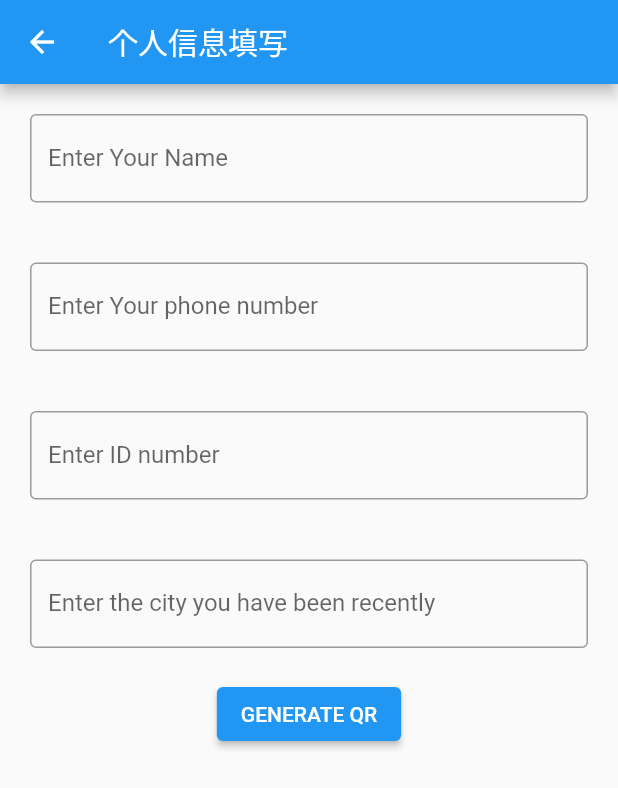
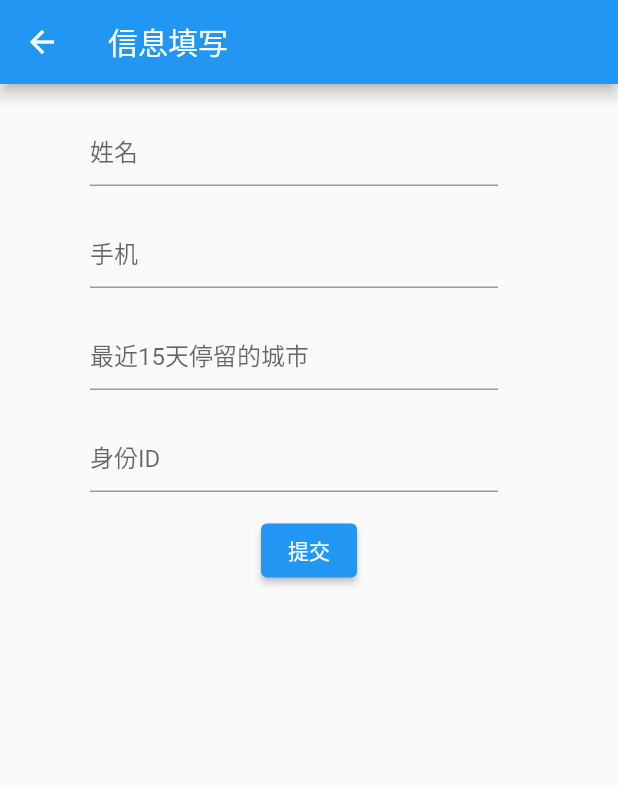
Before and after one commit to shwezhu/flutter-app, a Flutter app: the AddInformationPage screen opened directly, on a phone screen of 412 x 824 dp. Shown: the top 788 px of the screen. Run offline on Flutter 3.47's test engine with Material 2 defaults, Android fonts, the phone set to English and light mode, and no system bars; our stand-ins replace convex_bottom_bar; Roboto replaces fonts that are missing (MochiyPopPOne).

```diff
--- a/lib/main.dart
+++ b/lib/main.dart
@@ -1,8 +1,7 @@
 import 'package:convex_bottom_bar/convex_bottom_bar.dart';
 import 'package:flutter/material.dart';
-import 'page/covid.dart';
+import 'page/main/covid.dart';
 
-import 'data/http_utils.dart';
 void main() async {
   // ?where={\"name\":\"Jack\"}
   /*final visitors = await getVisitors("https://api.bmob.cn/1/classes/visitors_information");
@@ -10,7 +9,6 @@ void main() async {
     return;
   }
   print(visitors[3].name);*/
-
   runApp(const MyApp());
 }
 
--- a/lib/page/add_information.dart
+++ /dev/null
@@ -1,80 +0,0 @@
-import 'package:flutter/material.dart';
-import '../data/visitor.dart';
-
-class AddInformationPage extends StatefulWidget {
-  const AddInformationPage({Key? key}) : super(key: key);
-
-  @override
-  _AddInformationPageState createState() => _AddInformationPageState();
-}
-
-class _AddInformationPageState extends State<AddInformationPage> {
-  TextEditingController nameField = TextEditingController();
-  TextEditingController phoneField = TextEditingController();
-  TextEditingController idField = TextEditingController();
-  TextEditingController locationField = TextEditingController();
-
-  @override
-  Widget build(BuildContext context) {
-    const plainTextStyle = TextStyle(
-      fontSize: 12,
-      color: Colors.white,
-    );
-    const clickTextStyle = TextStyle(
-      fontSize: 12,
-      color: Colors.white,
-      fontStyle: FontStyle.italic,
-    );
-    return Scaffold(
-        appBar: AppBar(title: const Text('个人信息填写')),
-        body: Center(
-            child: Column(
-                mainAxisAlignment: MainAxisAlignment.start,
-                children: [
-                  Container(
-                      margin: const EdgeInsets.all(20),
-                      child: TextField(
-                          controller: nameField,
-                          decoration: const InputDecoration(
-                              border: OutlineInputBorder(),
-                              labelText: 'Enter Your Name'
-                          )
-                      )
-                  ),
-                  Container(
-                      margin: const EdgeInsets.all(20),
-                      child: TextField(
-                          controller: phoneField,
-                          decoration: const InputDecoration(
-                              border: OutlineInputBorder(),
-                              labelText: 'Enter Your phone number'
-                          )
-                      )
-                  ),
-                  Container(
-                      margin: const EdgeInsets.all(20),
-                      child: TextField(
-                          controller: idField,
-                          decoration: const InputDecoration(
-                              border: OutlineInputBorder(),
-                              labelText: 'Enter ID number'
-                          )
-                      )
-                  ),
-                  Container(
-                      margin: const EdgeInsets.all(20),
-                      child: TextField(
-                          controller: locationField,
-                          decoration: const InputDecoration(
-                              border: OutlineInputBorder(),
-                              labelText: 'Enter the city you have been recently'
-                          )
-                      )
-                  ),
-                  ElevatedButton(onPressed: () {setState(() {});}, child: const Text('GENERATE QR'))
-                ]
-            )
-        )
-    );
-  }
-}
--- /dev/null
+++ b/lib/page/main/add_information.dart
@@ -0,0 +1,14 @@
+import 'package:flutter/material.dart';
+import '../widget/info_form.dart';
+
+class AddInformationPage extends StatelessWidget {
+  const AddInformationPage({Key? key}) : super(key: key);
+
+  @override
+  Widget build(BuildContext context) {
+    return Scaffold(
+        appBar: AppBar(title: const Text('信息填写')),
+        body: const InfoForm(),
+    );
+  }
+}
--- /dev/null
+++ b/lib/page/widget/info_form.dart
@@ -0,0 +1,103 @@
+import 'package:flutter/material.dart';
+import 'input_widget.dart';
+import '../../data/visitor.dart';
+import '../../http_utils.dart';
+import '../../config.dart';
+
+class InfoForm extends StatefulWidget {
+  const InfoForm({Key? key}) : super(key: key);
+
+  @override
+  InfoFormState createState() {
+    return InfoFormState();
+  }
+}
+
+class InfoFormState extends State<InfoForm> {
+  final _formKey = GlobalKey<FormState>();
+
+  TextEditingController nameField = TextEditingController();
+  TextEditingController phoneField = TextEditingController();
+  TextEditingController idField = TextEditingController();
+  TextEditingController cityField = TextEditingController();
+
+  Future warningDialog(String title, String content) {
+    return showDialog<String>(
+      context: context,
+      builder: (BuildContext context) => AlertDialog(
+        title: Text(title),
+        content: Text(content),
+        actions: <Widget>[
+          TextButton(
+            onPressed: () => Navigator.pop(context, 'OK'),
+            child: const Text('OK'),
+          ),
+        ],
+      ),
+    );
+  }
+
+  @override
+  Widget build(BuildContext context) {
+    // Build a Form widget using the _formKey created above.
+    return Form(
+      key: _formKey,
+      child: Column(
+        crossAxisAlignment: CrossAxisAlignment.center,
+        children: [
+          Container(
+              margin: const EdgeInsets.only(top: 20, bottom: 20),
+              child: InputWidget(
+                controller: nameField,
+                label: "姓名"
+              ),
+          ),
+          Container(
+              margin: const EdgeInsets.only(bottom: 20),
+              child: InputWidget(
+                  controller: phoneField,
+                  label: "手机"
+              ),
+          ),
+          Container(
+              margin: const EdgeInsets.only(bottom: 20),
+              child: InputWidget(
+                  controller: cityField,
+                  label: "最近15天停留的城市"
+              ),
+          ),
+          Container(
+              margin: const EdgeInsets.only(bottom: 10),
+              child: InputWidget(
+                  controller: idField,
+                  label: "身份ID"
+              ),
+          ),
+          Padding(
+            padding: const EdgeInsets.symmetric(vertical: 5.0),
+            child: ElevatedButton(
+              onPressed: () async {
+                // Validate returns true if the form is valid, or false otherwise.
+                if (_formKey.currentState!.validate()) {
+                  final visitor = Visitor(nameField.text, phoneField.text, idField.text, cityField.text);
+                  bool isSuccessful = await addVisitor(Config.visitorsTable, visitor.toJson());
+                  if(isSuccessful) {
+                    await warningDialog("提示", "添加成功!");
+                    nameField.clear();
+                    phoneField.clear();
+                    cityField.clear();
+                    idField.clear();
+                  }
+                  else {
+                    await warningDialog("⚠", "添加失败, 请重新提交!");
+                  }
+                }
+              },
+              child: const Text('提交'),
+            ),
+          ),
+        ],
+      ),
+    );
+  }
+}
--- /dev/null
+++ b/lib/page/widget/input_widget.dart
@@ -0,0 +1,34 @@
+import 'package:flutter/material.dart';
+
+// ignore: must_be_immutable
+class InputWidget extends StatelessWidget {
+  TextEditingController? controller;
+  String? label;
+  String? Function(String?)? validator;
+  InputWidget({Key? key, this.controller, this.label, this.validator})
+      : super(key: key);
+
+  String? myValidator(String? value) {
+    if (value == null || value.isEmpty) {
+      return 'Please enter some text!';
+    }
+    return null;
+  }
+
+  @override
+  Widget build(BuildContext context) {
+    return Padding(
+      padding: const EdgeInsets.only(left: 60, right: 80),
+      child: TextFormField(
+          controller: controller,
+          decoration: InputDecoration(
+              focusedBorder: const UnderlineInputBorder(
+                  borderSide: BorderSide(color: Colors.red)
+              ),
+              hintText: label,
+          ),
+          validator: validator ?? myValidator
+      )
+    );
+  }
+}
```
Also changed, not shown: lib/http_utils.dart (renamed from lib/data/http_utils.dart, +3 -7 lines), lib/page/main/covid.dart (renamed from lib/page/covid.dart, +4 -3 lines), lib/src/home_page.dart (deleted, +0 -44 lines).
